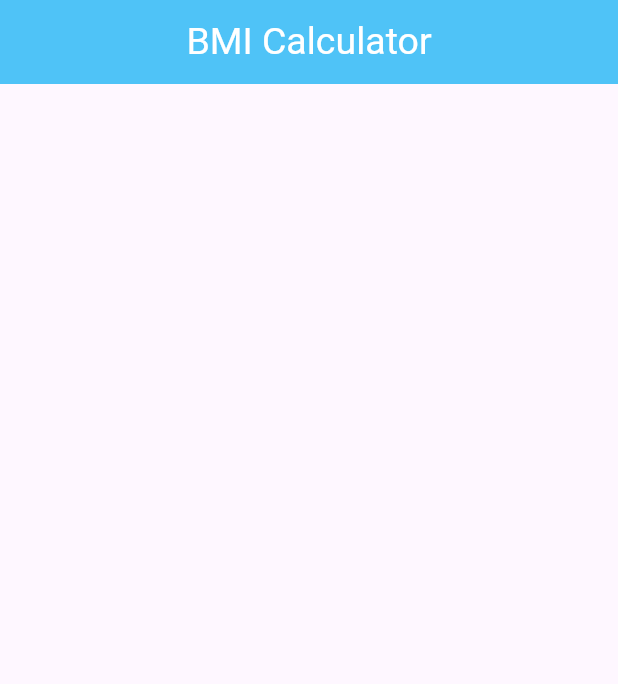
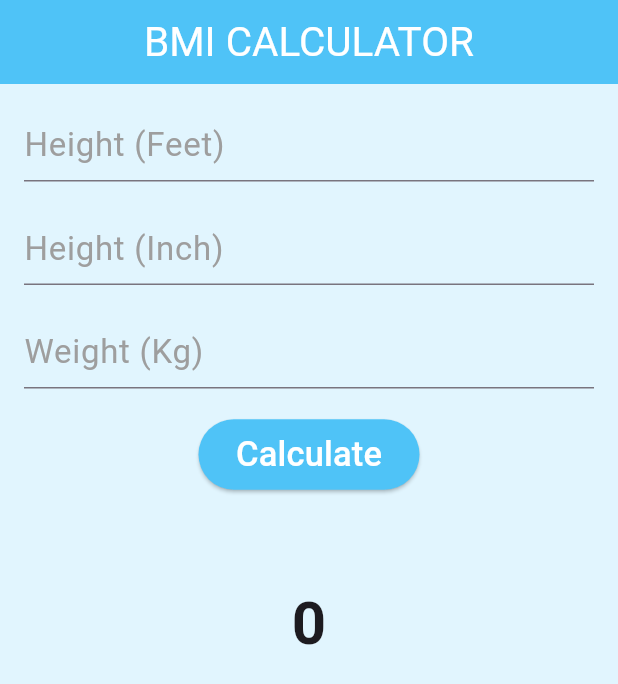
Before and after one commit to shompaaa/BMI_Calculator, a Flutter app: the screen it shows after launch, on a phone screen of 412 x 824 dp. Shown: the top 684 px of the screen. Run offline on Flutter 3.47's test engine with Material 3 defaults, Android fonts, the phone set to English and light mode, and no system bars.

Commit message:
ui design done

```diff
--- a/lib/BMI.dart
+++ b/lib/BMI.dart
@@ -1,4 +1,5 @@
 import 'package:flutter/material.dart';
+
 class BMI extends StatefulWidget {
   const BMI({super.key});
 
@@ -7,13 +8,69 @@ class BMI extends StatefulWidget {
 }
 
 class _BMIState extends State<BMI> {
+  TextEditingController feetController = TextEditingController();
+  TextEditingController inchController = TextEditingController();
+  TextEditingController weightController = TextEditingController();
+
+  void calculateBMI() {
+    double feet = double.tryParse(feetController.text) ?? 0;
+    double inch = double.tryParse(inchController.text) ?? 0;
+    double weight = double.tryParse(weightController.text) ?? 0;
+
+    double heightInMeter = (feet * 12 + inch) *
+        0.025; //Convert feet to inch and convert it to meter
+    double BMI = (weight / (heightInMeter * heightInMeter));
+  }
+
   @override
   Widget build(BuildContext context) {
     return Scaffold(
+      backgroundColor: Colors.lightBlue[50],
       appBar: AppBar(
-        title: Text('BMI Calculator',style: TextStyle(fontSize: 25, color: Colors.white),),
+        title: Text(
+          'BMI CALCULATOR',
+          style: TextStyle(fontSize: 27, color: Colors.white),
+        ),
         centerTitle: true,
         backgroundColor: Colors.lightBlue.shade300,
+      ),
+      body: Padding(
+        padding: const EdgeInsets.all(16.0),
+        child: Column(
+          spacing: 20,
+          children: [
+            TextFormField(
+              controller: feetController,
+              decoration: InputDecoration(
+                  hintText: 'Height (Feet)',
+                  hintStyle: TextStyle(fontSize: 22, color: Colors.grey)),
+            ),
+            TextFormField(
+              controller: inchController,
+              decoration: InputDecoration(
+                  hintText: 'Height (Inch)',
+                  hintStyle: TextStyle(fontSize: 22, color: Colors.grey)),
+            ),
+            TextFormField(
+              controller: weightController,
+              decoration: InputDecoration(
+                  hintText: 'Weight (Kg)',
+                  hintStyle: TextStyle(fontSize: 22, color: Colors.grey)),
+            ),
+            ElevatedButton(
+                style: ElevatedButton.styleFrom(
+                    backgroundColor: Colors.lightBlue.shade300,
+                    padding: EdgeInsets.symmetric(horizontal: 25, vertical: 7)),
+                onPressed: () => calculateBMI(),
+                child: Text(
+                  'Calculate',
+                  style: TextStyle(fontSize: 23, color: Colors.white),
+                )),
+
+            SizedBox(height: 20,),
+            Text('0',style:  TextStyle(fontSize: 40,fontWeight: FontWeight.bold),),
+          ],
+        ),
       ),
     );
   }
```
